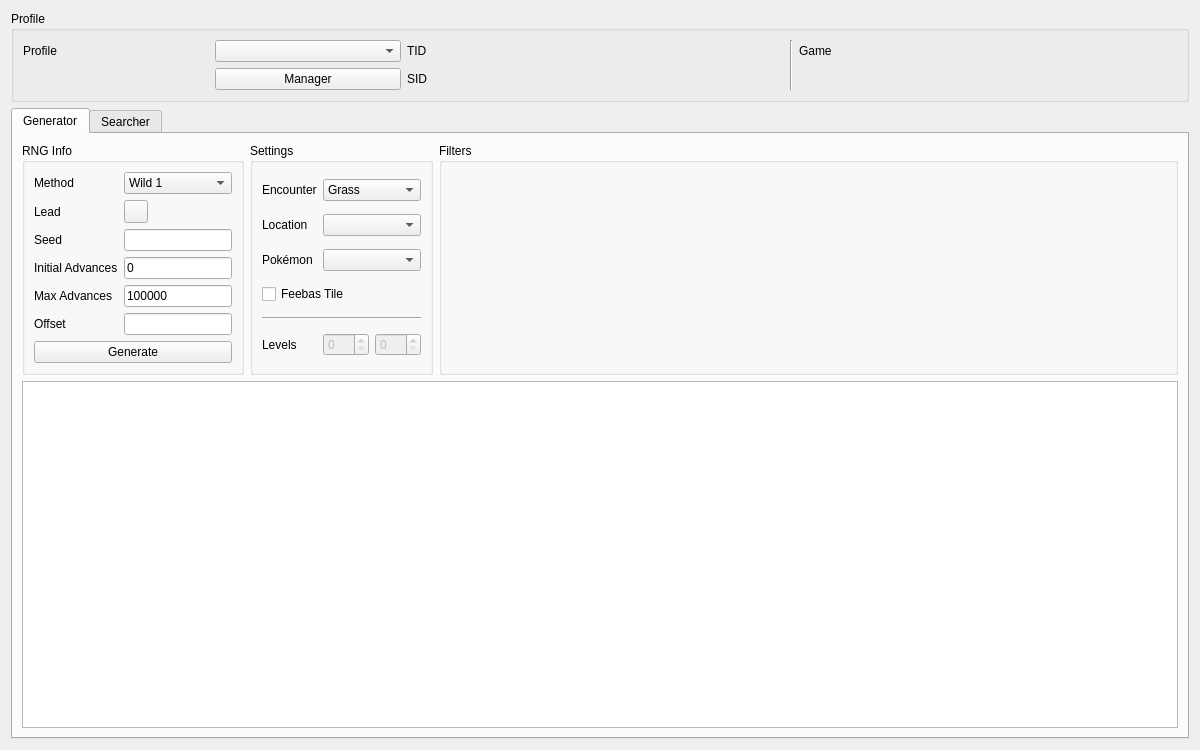
First picture: the form in Form/Gen3/Wild3.ui, repository Admiral-Fish/PokeFinder, before the edit.
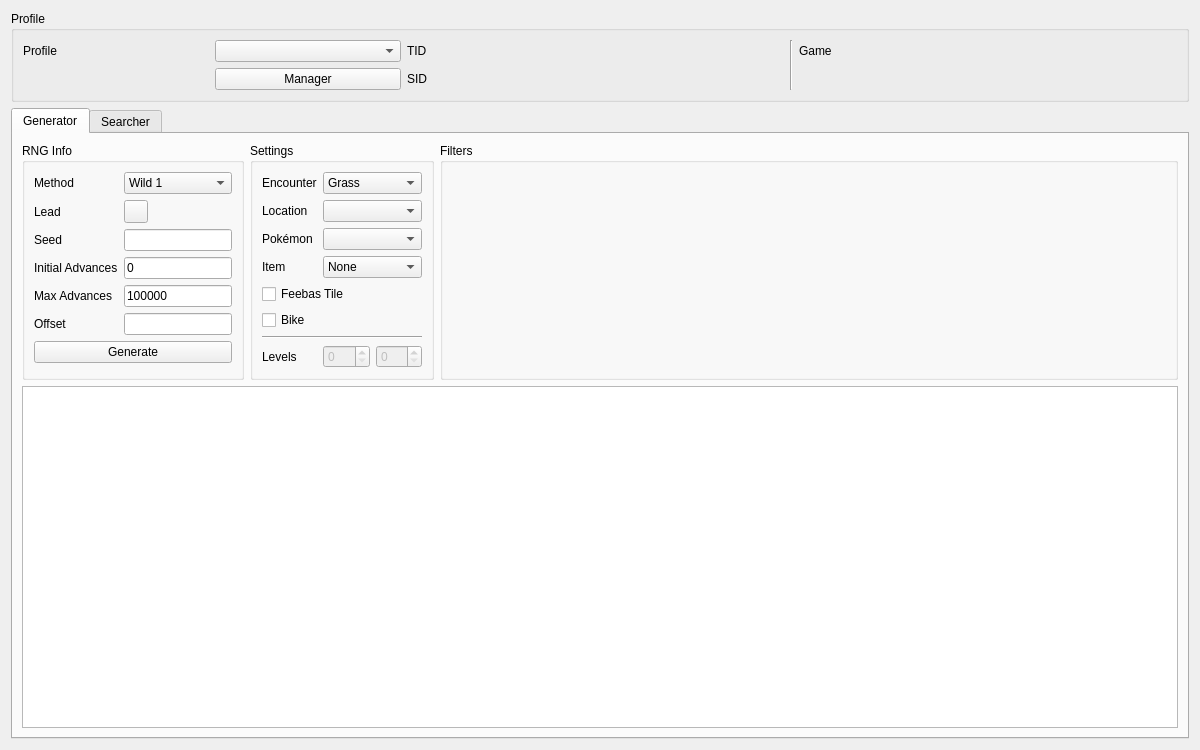
Second picture: the form after the edit. Icons and pictures are not drawn. Custom widgets are drawn as their Qt base class.

```diff
--- a/Form/Gen3/Wild3.ui
+++ b/Form/Gen3/Wild3.ui
@@ -255,35 +255,73 @@
           <item row="2" column="1" colspan="2">
            <widget class="ComboBox" name="comboBoxGeneratorPokemon"/>
           </item>
-          <item row="3" column="0" colspan="3">
+          <item row="3" column="0">
+           <widget class="QLabel" name="labelGeneratorItem">
+            <property name="text">
+             <string>Item</string>
+            </property>
+           </widget>
+          </item>
+          <item row="3" column="1" colspan="2">
+           <widget class="ComboBox" name="comboBoxGeneratorItem">
+            <item>
+             <property name="text">
+              <string>None</string>
+             </property>
+            </item>
+            <item>
+             <property name="text">
+              <string>Black Flute</string>
+             </property>
+            </item>
+            <item>
+             <property name="text">
+              <string>Cleanse Tag</string>
+             </property>
+            </item>
+            <item>
+             <property name="text">
+              <string>White Flute</string>
+             </property>
+            </item>
+           </widget>
+          </item>
+          <item row="4" column="0" colspan="3">
            <widget class="QCheckBox" name="checkBoxGeneratorFeebasTile">
             <property name="text">
              <string>Feebas Tile</string>
             </property>
            </widget>
           </item>
-          <item row="4" column="0" colspan="3">
+          <item row="5" column="0" colspan="3">
+           <widget class="QCheckBox" name="checkBoxGeneratorBike">
+            <property name="text">
+             <string>Bike</string>
+            </property>
+           </widget>
+          </item>
+          <item row="6" column="0" colspan="3">
            <widget class="Line" name="line_2">
             <property name="orientation">
              <enum>Qt::Orientation::Horizontal</enum>
             </property>
            </widget>
           </item>
-          <item row="5" column="0">
+          <item row="7" column="0">
            <widget class="QLabel" name="labelGeneratorLevel">
             <property name="text">
              <string>Levels</string>
             </property>
            </widget>
           </item>
-          <item row="5" column="1">
+          <item row="7" column="1">
            <widget class="QSpinBox" name="spinBoxGeneratorLevelMin">
             <property name="enabled">
              <bool>false</bool>
             </property>
            </widget>
           </item>
-          <item row="5" column="2">
+          <item row="7" column="2">
            <widget class="QSpinBox" name="spinBoxGeneratorLevelMax">
             <property name="enabled">
              <bool>false</bool>
```
Left out of the diff: 52 changed lines with no effect on the pictures.
